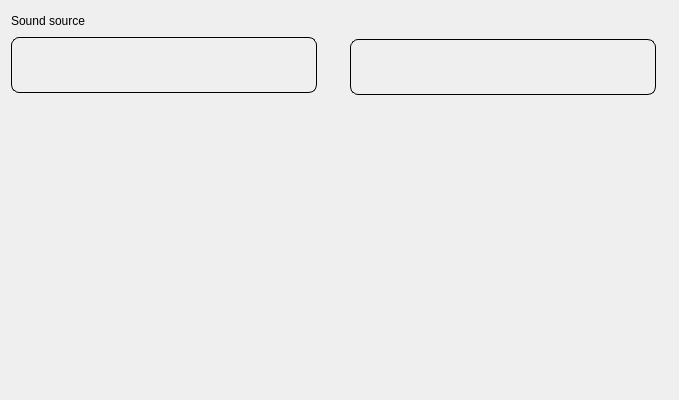
Qt form widget/Setting/SoundBot/WSoundSourcePage.ui (yechaoGitHub/AI) before a commit.
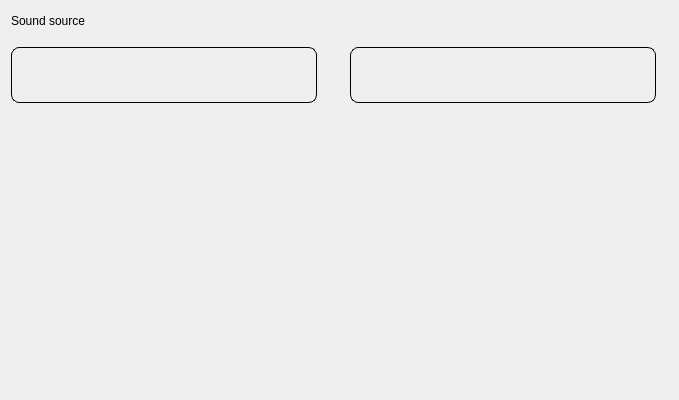
The same form after that commit. Icons and pictures are not drawn. Custom widgets are drawn as their Qt base class.

Patch:
```diff
--- a/widget/Setting/SoundBot/WSoundSourcePage.ui
+++ b/widget/Setting/SoundBot/WSoundSourcePage.ui
@@ -67,10 +67,13 @@
 }
 
 QComboBox QAbstractItemView::item { 
-	min-height: 30px;
+	min-height: 40px;
 }</string>
   </property>
   <layout class="QVBoxLayout" name="verticalLayout_4">
+   <property name="spacing">
+    <number>16</number>
+   </property>
    <item>
     <widget class="QLabel" name="label">
      <property name="minimumSize">
@@ -91,14 +94,14 @@
     </widget>
    </item>
    <item>
-    <layout class="QHBoxLayout" name="horizontalLayout_5">
+    <layout class="QHBoxLayout" name="horizontalLayout_5" stretch="1,1">
      <property name="spacing">
       <number>20</number>
      </property>
      <item>
       <layout class="QVBoxLayout" name="verticalLayout">
        <property name="spacing">
-        <number>12</number>
+        <number>16</number>
        </property>
        <item>
         <widget class="QFrame" name="frame1">
@@ -110,7 +113,7 @@
          </property>
          <property name="maximumSize">
           <size>
-           <width>200</width>
+           <width>306</width>
            <height>56</height>
           </size>
          </property>
@@ -202,11 +205,14 @@
      </item>
      <item>
       <layout class="QVBoxLayout" name="verticalLayout_2">
+       <property name="spacing">
+        <number>16</number>
+       </property>
        <item>
         <widget class="QFrame" name="frame2">
          <property name="minimumSize">
           <size>
-           <width>200</width>
+           <width>306</width>
            <height>56</height>
           </size>
          </property>
```
Left out of the diff: 3 changed lines with no effect on the pictures.
